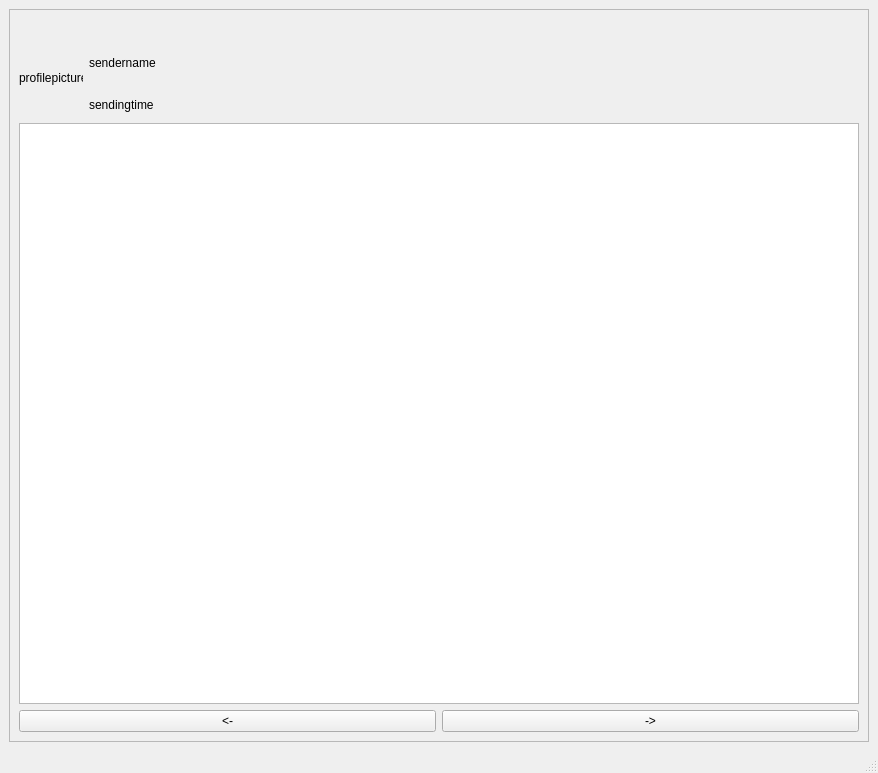
First picture: the form in src/static/preview.ui, repository Pizza989/mail_match, before the edit.
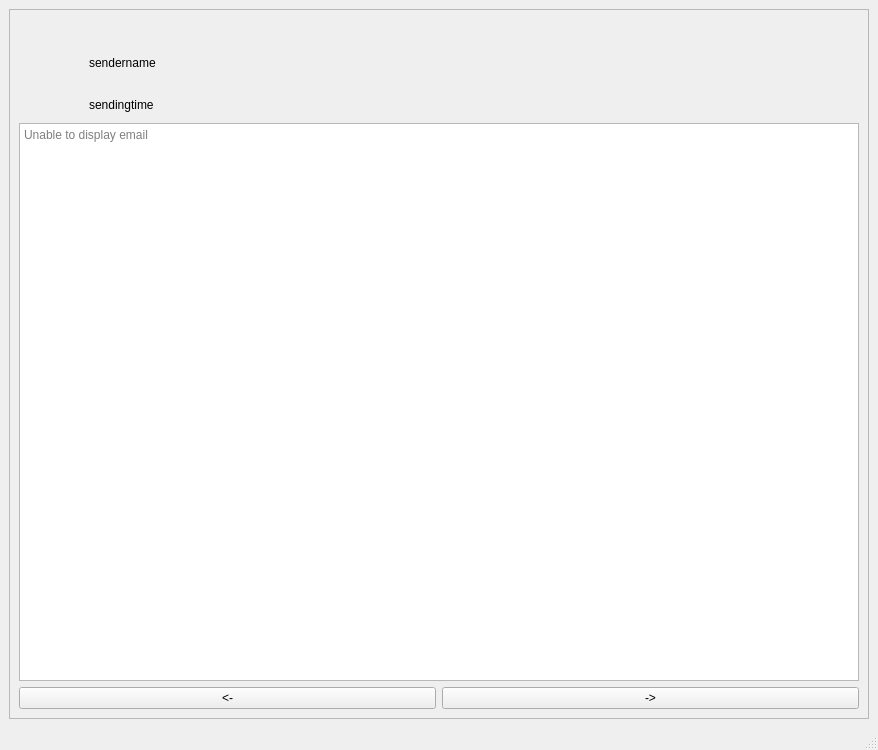
Second picture: the form after the edit.

Commit message: renamed labels

```diff
--- a/src/static/preview.ui
+++ b/src/static/preview.ui
@@ -7,7 +7,7 @@
     <x>0</x>
     <y>0</y>
     <width>878</width>
-    <height>773</height>
+    <height>750</height>
    </rect>
   </property>
   <property name="windowTitle">
@@ -54,7 +54,10 @@
             </size>
            </property>
            <property name="text">
-            <string>profilepicture</string>
+            <string/>
+           </property>
+           <property name="textFormat">
+            <enum>Qt::PlainText</enum>
            </property>
           </widget>
          </item>
@@ -115,7 +118,17 @@
         </layout>
        </item>
        <item>
-        <widget class="QPlainTextEdit" name="plainTextEdit"/>
+        <widget class="QPlainTextEdit" name="body_textedit">
+         <property name="readOnly">
+          <bool>false</bool>
+         </property>
+         <property name="textInteractionFlags">
+          <set>Qt::LinksAccessibleByKeyboard|Qt::LinksAccessibleByMouse|Qt::TextBrowserInteraction|Qt::TextEditable|Qt::TextEditorInteraction|Qt::TextSelectableByKeyboard|Qt::TextSelectableByMouse</set>
+         </property>
+         <property name="placeholderText">
+          <string>Unable to display email</string>
+         </property>
+        </widget>
        </item>
        <item>
         <layout class="QHBoxLayout" name="horizontalLayout_2">
```
Left out of the diff: 10 changed lines with no effect on the pictures.
